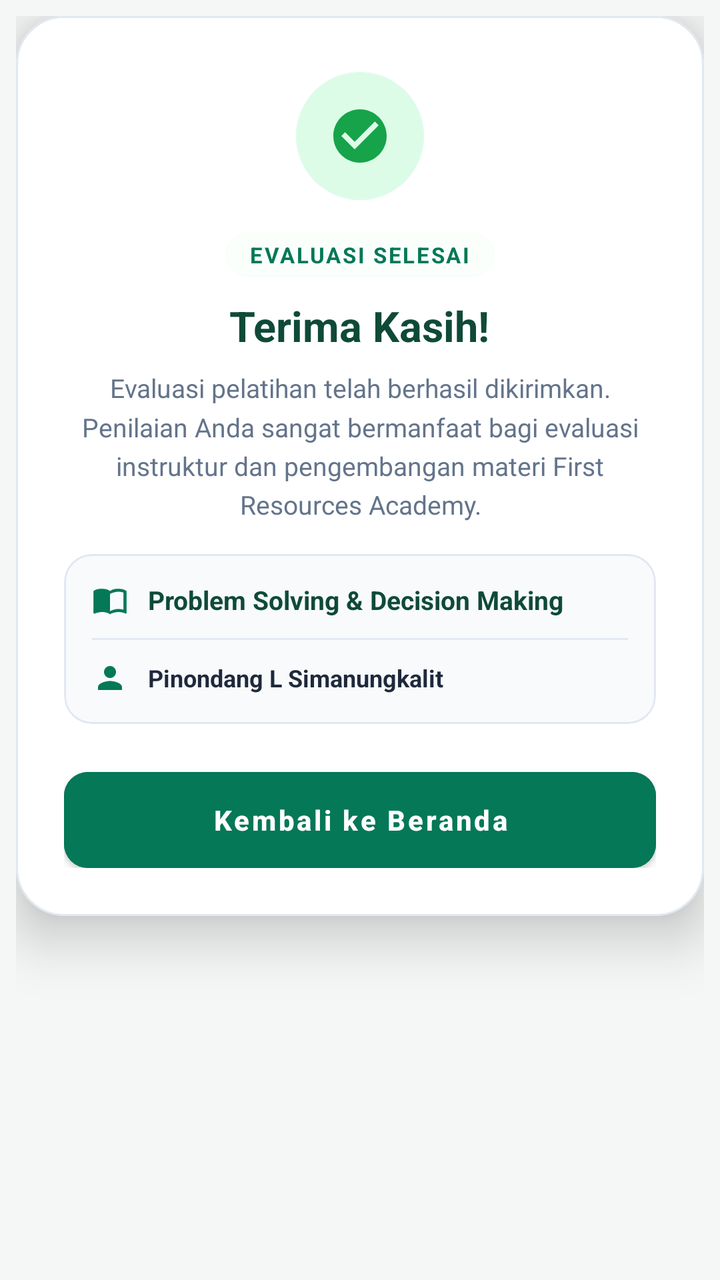
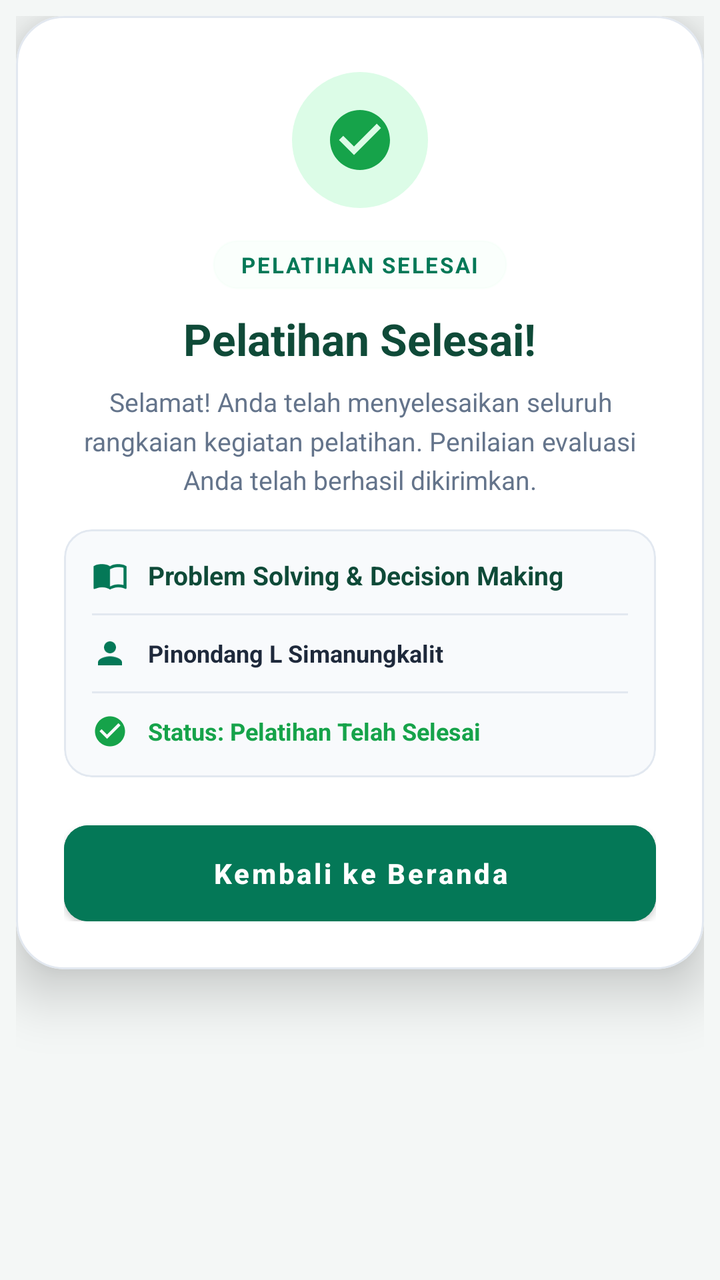

Screens rendered from an Android XML layout before and after an edit, with the pre-edit source and the edit as a unified diff.
<!-- AndroidManifest.xml: application theme Theme.LearningActivity -->
<!-- res/layout/dialog_custom_evaluation_success.xml -->
<?xml version="1.0" encoding="utf-8"?>
<FrameLayout xmlns:android="http://schemas.android.com/apk/res/android"
    xmlns:app="http://schemas.android.com/apk/res-auto"
    android:layout_width="match_parent"
    android:layout_height="wrap_content"
    android:padding="8dp">

    <com.google.android.material.card.MaterialCardView
        android:layout_width="match_parent"
        android:layout_height="wrap_content"
        app:cardBackgroundColor="@color/white"
        app:cardCornerRadius="24dp"
        app:cardElevation="16dp"
        app:strokeColor="#E2E8F0"
        app:strokeWidth="1dp">

        <LinearLayout
            android:layout_width="match_parent"
            android:layout_height="wrap_content"
            android:gravity="center_horizontal"
            android:orientation="vertical"
            android:paddingStart="24dp"
            android:paddingTop="28dp"
            android:paddingEnd="24dp"
            android:paddingBottom="24dp">

            
            <FrameLayout
                android:layout_width="64dp"
                android:layout_height="64dp"
                android:background="@drawable/bg_dialog_circle"
                android:backgroundTint="#DCFCE7">

                <ImageView
                    android:id="@+id/ivSuccessIcon"
                    android:layout_width="32dp"
                    android:layout_height="32dp"
                    android:layout_gravity="center"
                    android:contentDescription="Success Icon"
                    android:src="@drawable/ic_check_circle"
                    app:tint="#16A34A" />
            </FrameLayout>

            
            <TextView
                android:id="@+id/tvBadgeSubtitle"
                android:layout_width="wrap_content"
                android:layout_height="wrap_content"
                android:layout_marginTop="16dp"
                android:background="@drawable/bg_pill_badge"
                android:backgroundTint="#DCFCE7"
                android:paddingStart="12dp"
                android:paddingTop="4dp"
                android:paddingEnd="12dp"
                android:paddingBottom="4dp"
                android:text="EVALUASI SELESAI"
                android:textColor="#047857"
                android:textSize="11sp"
                android:textStyle="bold"
                android:letterSpacing="0.08" />

            
            <TextView
                android:id="@+id/tvSuccessTitle"
                android:layout_width="wrap_content"
                android:layout_height="wrap_content"
                android:layout_marginTop="10dp"
                android:gravity="center"
                android:text="Terima Kasih!"
                android:textColor="@color/forest_dark"
                android:textSize="21sp"
                android:textStyle="bold" />

            
            <TextView
                android:id="@+id/tvSuccessMessage"
                android:layout_width="wrap_content"
                android:layout_height="wrap_content"
                android:layout_marginTop="8dp"
                android:gravity="center"
                android:lineSpacingMultiplier="1.25"
                android:text="Evaluasi pelatihan telah berhasil dikirimkan. Penilaian Anda sangat bermanfaat bagi evaluasi instruktur dan pengembangan materi First Resources Academy."
                android:textColor="@color/text_muted"
                android:textSize="13sp" />

            
            <com.google.android.material.card.MaterialCardView
                android:layout_width="match_parent"
                android:layout_height="wrap_content"
                android:layout_marginTop="16dp"
                android:layout_marginBottom="24dp"
                app:cardBackgroundColor="#F8FAFC"
                app:cardCornerRadius="14dp"
                app:cardElevation="0dp"
                app:strokeColor="#E2E8F0"
                app:strokeWidth="1dp">

                <LinearLayout
                    android:layout_width="match_parent"
                    android:layout_height="wrap_content"
                    android:orientation="vertical"
                    android:padding="14dp">

                    
                    <LinearLayout
                        android:layout_width="match_parent"
                        android:layout_height="wrap_content"
                        android:orientation="horizontal"
                        android:gravity="center_vertical">

                        <ImageView
                            android:layout_width="18dp"
                            android:layout_height="18dp"
                            android:src="@drawable/ic_book"
                            app:tint="#047857" />

                        <TextView
                            android:id="@+id/tvInfoTrainingTitle"
                            android:layout_width="0dp"
                            android:layout_height="wrap_content"
                            android:layout_marginStart="10dp"
                            android:layout_weight="1"
                            android:text="Problem Solving &amp; Decision Making"
                            android:textColor="@color/forest_dark"
                            android:textSize="13sp"
                            android:textStyle="bold" />
                    </LinearLayout>

                    <View
                        android:layout_width="match_parent"
                        android:layout_height="1dp"
                        android:layout_marginTop="10dp"
                        android:layout_marginBottom="10dp"
                        android:background="#E2E8F0" />

                    
                    <LinearLayout
                        android:layout_width="match_parent"
                        android:layout_height="wrap_content"
                        android:orientation="horizontal"
                        android:gravity="center_vertical">

                        <ImageView
                            android:layout_width="18dp"
                            android:layout_height="18dp"
                            android:src="@drawable/ic_person"
                            app:tint="#047857" />

                        <TextView
                            android:id="@+id/tvInfoTrainerName"
                            android:layout_width="0dp"
                            android:layout_height="wrap_content"
                            android:layout_marginStart="10dp"
                            android:layout_weight="1"
                            android:text="Pinondang L Simanungkalit"
                            android:textColor="@color/text_slate"
                            android:textSize="12sp"
                            android:textStyle="bold" />
                    </LinearLayout>
                </LinearLayout>
            </com.google.android.material.card.MaterialCardView>

            
            <com.google.android.material.button.MaterialButton
                android:id="@+id/btnBackToHome"
                android:layout_width="match_parent"
                android:layout_height="48dp"
                android:backgroundTint="#047857"
                android:insetTop="0dp"
                android:insetBottom="0dp"
                android:text="Kembali ke Beranda"
                android:textAllCaps="false"
                android:textColor="@color/white"
                android:textSize="14sp"
                android:textStyle="bold"
                app:cornerRadius="12dp"
                app:elevation="0dp" />

        </LinearLayout>
    </com.google.android.material.card.MaterialCardView>
</FrameLayout>
<!-- resources referenced by this layout -->
<resources>
  <color name="forest_dark">#0F4A38</color>
  <color name="text_muted">#64748B</color>
  <color name="text_slate">#1E293B</color>
  <color name="white">#FFFFFF</color>
  <!-- drawable bg_dialog_circle (drawable) -->
  <?xml version="1.0" encoding="utf-8"?>
  <shape xmlns:android="http://schemas.android.com/apk/res/android"
      android:shape="oval">
      <solid android:color="#FEE2E2" />
  </shape>
  <!-- drawable bg_pill_badge (drawable) -->
  <?xml version="1.0" encoding="utf-8"?>
  <shape xmlns:android="http://schemas.android.com/apk/res/android"
      android:shape="rectangle">
      <solid android:color="#26FFFFFF" />
      <stroke android:width="1dp" android:color="#20FFFFFF" />
      <corners android:radius="24dp" />
  </shape>
  <!-- drawable ic_book (drawable) -->
  <?xml version="1.0" encoding="utf-8"?>
  <vector xmlns:android="http://schemas.android.com/apk/res/android"
      android:width="24dp"
      android:height="24dp"
      android:viewportWidth="24"
      android:viewportHeight="24">
      <path
          android:fillColor="#FFFFFFFF"
          android:pathData="M21,5c-1.11,-0.35 -2.33,-0.5 -3.5,-0.5 -1.95,0 -4.05,0.4 -5.5,1.5 -1.45,-1.1 -3.55,-1.5 -5.5,-1.5 -1.95,0 -4.05,0.4 -5.5,1.5v14.65c0,0.25 0.25,0.5 0.5,0.5 0.1,0 0.15,-0.05 0.25,-0.05C3.35,20.45 5.05,20 6.5,20c1.95,0 4.05,0.4 5.5,1.5 1.35,-0.85 3.8,-1.5 5.5,-1.5 1.65,0 3.35,0.3 4.75,1.05 0.1,0.05 0.15,0.05 0.25,0.05 0.25,0 0.5,-0.25 0.5,-0.5V6c-0.6,-0.45 -1.25,-0.75 -2,-1zm0,13.5c-1.1,-0.35 -2.3,-0.5 -3.5,-0.5 -1.7,0 -4.15,0.65 -5.5,1.5V8c1.35,-0.85 3.8,-1.5 5.5,-1.5 1.2,0 2.4,0.15 3.5,0.5v11.5z" />
  </vector>
  <!-- drawable ic_check_circle (drawable) -->
  <?xml version="1.0" encoding="utf-8"?>
  <vector xmlns:android="http://schemas.android.com/apk/res/android"
      android:width="24dp"
      android:height="24dp"
      android:viewportWidth="24"
      android:viewportHeight="24">
      <path
          android:fillColor="#FFFFFFFF"
          android:pathData="M12,2C6.48,2 2,6.48 2,12s4.48,10 10,10 10,-4.48 10,-10S17.52,2 12,2zm-2,15l-5,-5 1.41,-1.41L10,14.17l7.59,-7.59L19,8l-9,9z"/>
  </vector>
  <!-- drawable ic_person (drawable) -->
  <?xml version="1.0" encoding="utf-8"?>
  <vector xmlns:android="http://schemas.android.com/apk/res/android"
      android:width="24dp"
      android:height="24dp"
      android:viewportWidth="24"
      android:viewportHeight="24">
      <path
          android:fillColor="#FFFFFFFF"
          android:pathData="M12,12c2.21,0 4,-1.79 4,-4s-1.79,-4 -4,-4 -4,1.79 -4,4 1.79,4 4,4zm0,2c-2.67,0 -8,1.34 -8,4v2h16v-2c0,-2.66 -5.33,-4 -8,-4z"/>
  </vector>
  <style name="Theme.LearningActivity" parent="Theme.MaterialComponents.DayNight.NoActionBar">
          <item name="colorPrimary">@color/primary</item>
          <item name="colorPrimaryVariant">@color/primary_dark</item>
          <item name="colorOnPrimary">@color/white</item>
          <item name="colorSecondary">@color/accent_green</item>
          <item name="colorSecondaryVariant">@color/accent_green</item>
          <item name="colorOnSecondary">@color/white</item>
          <item name="android:statusBarColor">@color/primary_dark</item>
          <item name="android:windowBackground">@color/background_light</item>
      </style>
  <color name="primary">#0D3829</color>
  <color name="primary_dark">#0A2D21</color>
  <color name="accent_green">#047857</color>
  <color name="background_light">#F4F7F6</color>
</resources>

<!-- the commit's change to res/layout/dialog_custom_evaluation_success.xml (unified diff, before → after) -->
@@ -26,15 +26,15 @@
 
             
             <FrameLayout
-                android:layout_width="64dp"
-                android:layout_height="64dp"
+                android:layout_width="68dp"
+                android:layout_height="68dp"
                 android:background="@drawable/bg_dialog_circle"
                 android:backgroundTint="#DCFCE7">
 
                 <ImageView
                     android:id="@+id/ivSuccessIcon"
-                    android:layout_width="32dp"
-                    android:layout_height="32dp"
+                    android:layout_width="36dp"
+                    android:layout_height="36dp"
                     android:layout_gravity="center"
                     android:contentDescription="Success Icon"
                     android:src="@drawable/ic_check_circle"
@@ -49,11 +49,11 @@
                 android:layout_marginTop="16dp"
                 android:background="@drawable/bg_pill_badge"
                 android:backgroundTint="#DCFCE7"
-                android:paddingStart="12dp"
-                android:paddingTop="4dp"
-                android:paddingEnd="12dp"
-                android:paddingBottom="4dp"
-                android:text="EVALUASI SELESAI"
+                android:paddingStart="14dp"
+                android:paddingTop="5dp"
+                android:paddingEnd="14dp"
+                android:paddingBottom="5dp"
+                android:text="PELATIHAN SELESAI"
                 android:textColor="#047857"
                 android:textSize="11sp"
                 android:textStyle="bold"
@@ -66,9 +66,9 @@
                 android:layout_height="wrap_content"
                 android:layout_marginTop="10dp"
                 android:gravity="center"
-                android:text="Terima Kasih!"
+                android:text="Pelatihan Selesai!"
                 android:textColor="@color/forest_dark"
-                android:textSize="21sp"
+                android:textSize="22sp"
                 android:textStyle="bold" />
 
             
@@ -79,7 +79,7 @@
                 android:layout_marginTop="8dp"
                 android:gravity="center"
                 android:lineSpacingMultiplier="1.25"
-                android:text="Evaluasi pelatihan telah berhasil dikirimkan. Penilaian Anda sangat bermanfaat bagi evaluasi instruktur dan pengembangan materi First Resources Academy."
+                android:text="Selamat! Anda telah menyelesaikan seluruh rangkaian kegiatan pelatihan. Penilaian evaluasi Anda telah berhasil dikirimkan."
                 android:textColor="@color/text_muted"
                 android:textSize="13sp" />
 
@@ -154,6 +154,37 @@
                             android:layout_weight="1"
                             android:text="Pinondang L Simanungkalit"
                             android:textColor="@color/text_slate"
+                            android:textSize="12sp"
+                            android:textStyle="bold" />
+                    </LinearLayout>
+
+                    <View
+                        android:layout_width="match_parent"
+                        android:layout_height="1dp"
+                        android:layout_marginTop="10dp"
+                        android:layout_marginBottom="10dp"
+                        android:background="#E2E8F0" />
+
+                    
+                    <LinearLayout
+                        android:layout_width="match_parent"
+                        android:layout_height="wrap_content"
+                        android:orientation="horizontal"
+                        android:gravity="center_vertical">
+
+                        <ImageView
+                            android:layout_width="18dp"
+                            android:layout_height="18dp"
+                            android:src="@drawable/ic_check_circle"
+                            app:tint="#16A34A" />
+
+                        <TextView
+                            android:layout_width="0dp"
+                            android:layout_height="wrap_content"
+                            android:layout_marginStart="10dp"
+                            android:layout_weight="1"
+                            android:text="Status: Pelatihan Telah Selesai"
+                            android:textColor="#16A34A"
                             android:textSize="12sp"
                             android:textStyle="bold" />
                     </LinearLayout>
